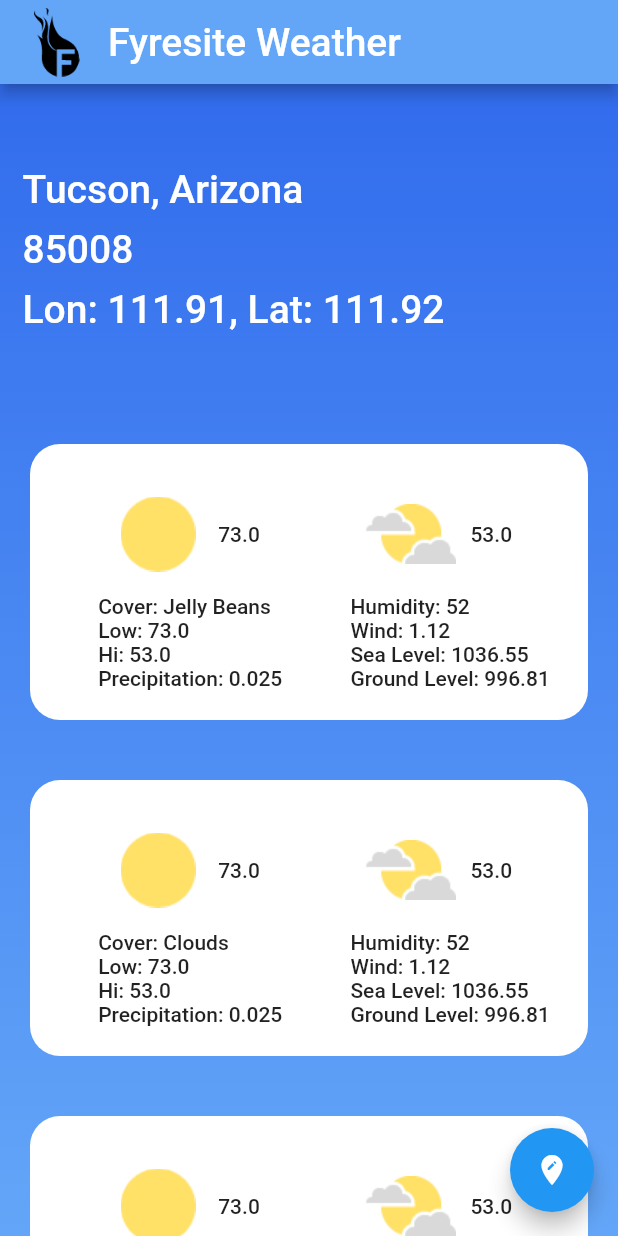
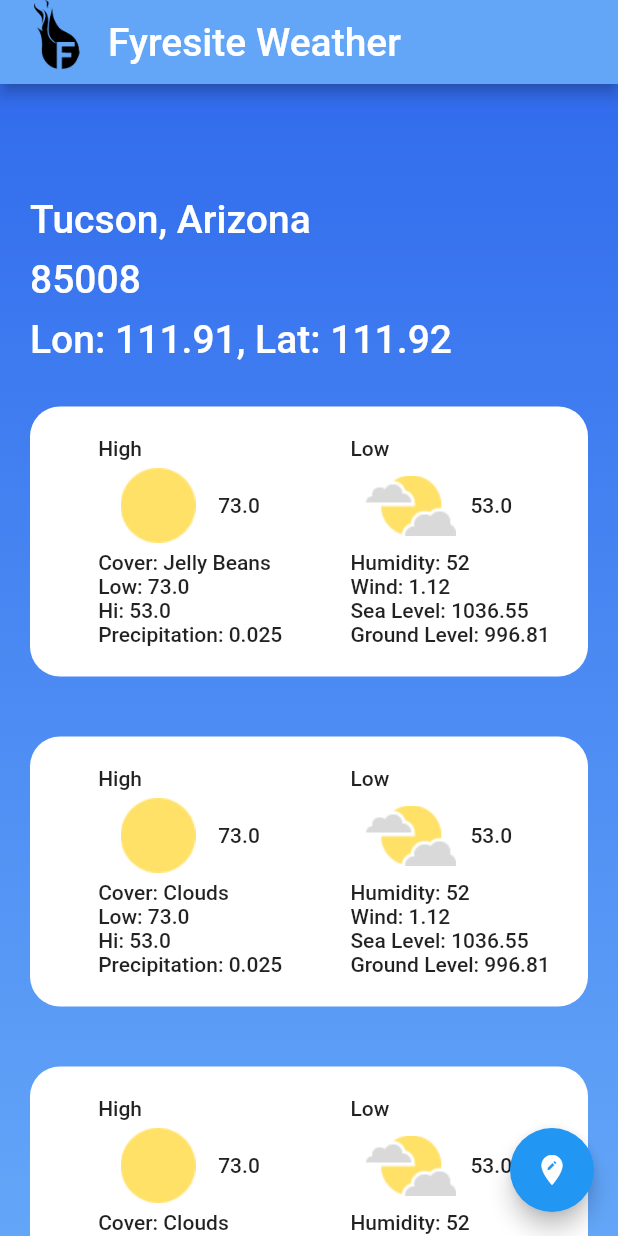
Before and after one commit to MasonEllwood/fyresite-weather, a Flutter app: the screen it shows after launch, on a phone screen of 412 x 824 dp. Run offline on Flutter 3.47's test engine with Material 2 defaults, Android fonts, the phone set to English and light mode, and no system bars.

Commit message:
day card done

```diff
--- a/lib/src/app.dart
+++ b/lib/src/app.dart
@@ -15,8 +15,8 @@ class App extends StatelessWidget {
             backgroundColor: Color(0xFF63a6f8),
             leading: Padding(
               padding: EdgeInsets.only(
-                top: 5.0,
-                bottom: 5.0,
+                // top: 5.0,
+                bottom: 10.0,
                 left: 20.0,
               ),
               child: Image.asset('images/Combined_Shape.png'),
--- a/lib/widgets/day_card.dart
+++ b/lib/widgets/day_card.dart
@@ -12,7 +12,6 @@ class _DayCardState extends State<DayCard> {
   @override
   Widget build(BuildContext context) {
     return Container(
-      // color: Colors.white,
       margin: const EdgeInsets.only(
         top: 20.0,
         bottom: 20.0,
@@ -26,7 +25,8 @@ class _DayCardState extends State<DayCard> {
           topRight: const Radius.circular(20.0),
           bottomLeft: const Radius.circular(20.0),
           bottomRight: const Radius.circular(20.0),
-          )),
+        ),
+      ),
       child: Row(
         mainAxisAlignment: MainAxisAlignment.spaceEvenly,
         children: [
@@ -35,6 +35,14 @@ class _DayCardState extends State<DayCard> {
             child: Column(
               crossAxisAlignment: CrossAxisAlignment.start,
               children: <Widget>[
+                Text(
+                  'High',
+                  style: TextStyle(
+                    fontSize: 14.0,
+                    fontFamily: 'RobotoBold',
+                  ),
+                  textAlign: TextAlign.left,
+                ),
                 Row(
                   children: <Widget>[
                     Column(
@@ -42,7 +50,7 @@ class _DayCardState extends State<DayCard> {
                       children: <Widget>[
                         Image.asset(
                           'images/sun.png',
-                          height: 80,
+                          height: 60,
                           width: 80,
                         ),
                       ],
@@ -97,13 +105,21 @@ class _DayCardState extends State<DayCard> {
           Column(
             crossAxisAlignment: CrossAxisAlignment.start,
             children: <Widget>[
+              Text(
+                'Low',
+                style: TextStyle(
+                  fontSize: 14.0,
+                  fontFamily: 'RobotoBold',
+                ),
+                textAlign: TextAlign.left,
+              ),
               Row(
                 children: <Widget>[
                   Column(
                     children: <Widget>[
                       Image.asset(
                         'images/clouds.png',
-                        height: 80,
+                        height: 60,
                         width: 80,
                       ),
                     ],
--- a/lib/widgets/title_card.dart
+++ b/lib/widgets/title_card.dart
@@ -13,10 +13,10 @@ class _TitleCardState extends State<TitleCard> {
   Widget build(BuildContext context) {
     return Container(
       margin: const EdgeInsets.only(
-        top: 50.0,
-        bottom: 50.0,
-        left: 10.0,
-        right: 10.0,
+        top: 70.0,
+        bottom: 5.0,
+        left: 15.0,
+        right: 15.0,
       ),
       child: Row(
         children: <Widget>[
```
Lines whose indentation alone changed are shown as unchanged.
